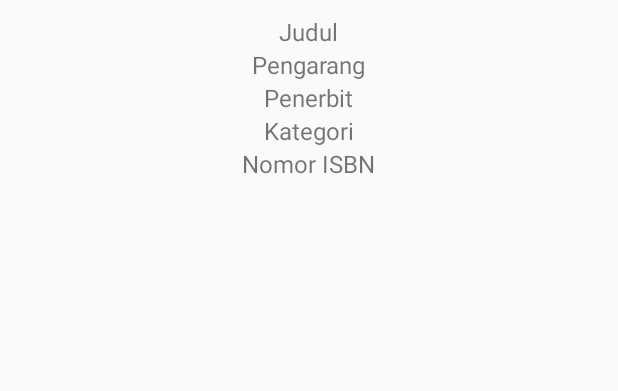
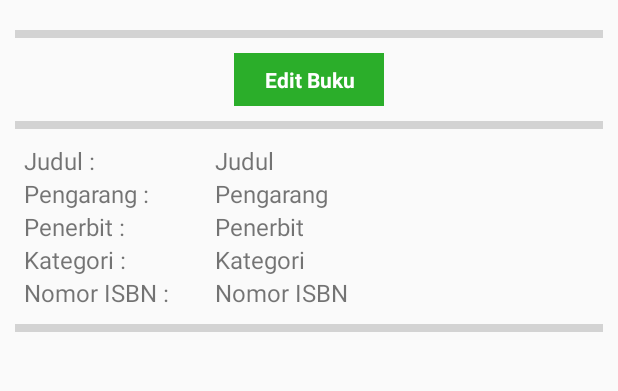
Before and after one commit to rifalous/My-Personal-Library, an Android app: the layout activity_book_detail.xml on its own in the app's theme, with its tools: preview values and no code run, on a phone screen of 412 x 824 dp, the part 390-781 px from its top. Run offline under Robolectric (Android 15) with nearby library versions, the phone set to English and light mode, and no system bars.

Commit message:
Modifikasi Tampilan Detail Book, Penambahan Button Edit Buku

```diff
--- a/app/src/main/res/layout/activity_book_detail.xml
+++ b/app/src/main/res/layout/activity_book_detail.xml
@@ -17,45 +17,135 @@
         android:layout_gravity="center_horizontal"
         android:src="@mipmap/ic_launcher" />
 
+    <View
+        android:layout_width="match_parent"
+        android:layout_height="5dp"
+        android:background="#d3d3d3"
+        android:layout_margin="10dp"/>
+
+    <LinearLayout
+        android:layout_width="100dp"
+        android:layout_height="35dp"
+        android:layout_gravity="center"
+        android:visibility="visible"
+        android:background="@color/color_cardview"
+        android:orientation="horizontal">
+        <TextView
+            android:id="@+id/edit_buku"
+            android:layout_width="match_parent"
+            android:layout_height="match_parent"
+            android:gravity="center"
+            android:text="@string/edit_buku"
+            android:textStyle="bold"
+            android:textColor="@color/white"/>
+    </LinearLayout>
+
+    <View
+        android:layout_width="match_parent"
+        android:layout_height="5dp"
+        android:background="#d3d3d3"
+        android:layout_margin="10dp"/>
+
+    <LinearLayout
+        android:layout_width="wrap_content"
+        android:layout_height="wrap_content"
+        android:orientation="horizontal">
+        <TextView
+            android:layout_width="135dp"
+            android:layout_height="wrap_content"
+            android:textSize="16sp"
+            android:paddingHorizontal="16dp"
+            android:text="Judul : "/>
         <TextView
             android:id="@+id/titleBook"
             android:layout_width="wrap_content"
             android:layout_height="wrap_content"
             android:textSize="16sp"
+            android:paddingHorizontal="8dp"
+            tools:text="Judul"/>
+    </LinearLayout>
+
+    <LinearLayout
+        android:layout_width="wrap_content"
+        android:layout_height="wrap_content"
+        android:orientation="horizontal">
+        <TextView
+            android:layout_width="135dp"
+            android:layout_height="wrap_content"
+            android:textSize="16sp"
             android:paddingHorizontal="16dp"
-        tools:text="Judul"
-        android:layout_gravity="center_horizontal"/>
+            android:text="Pengarang : "/>
         <TextView
             android:id="@+id/authorBook"
             android:layout_width="wrap_content"
             android:layout_height="wrap_content"
             android:textSize="16sp"
+            android:paddingHorizontal="8dp"
+            tools:text="Pengarang"/>
+    </LinearLayout>
+
+    <LinearLayout
+        android:layout_width="wrap_content"
+        android:layout_height="wrap_content"
+        android:orientation="horizontal">
+        <TextView
+            android:layout_width="135dp"
+            android:layout_height="wrap_content"
+            android:textSize="16sp"
             android:paddingHorizontal="16dp"
-        tools:text="Pengarang"
-        android:layout_gravity="center_horizontal"/>
+            android:text="Penerbit : "/>
         <TextView
             android:id="@+id/pubBook"
             android:layout_width="wrap_content"
             android:layout_height="wrap_content"
             android:textSize="16sp"
+            android:paddingHorizontal="8dp"
+            tools:text="Penerbit"/>
+    </LinearLayout>
+
+    <LinearLayout
+        android:layout_width="wrap_content"
+        android:layout_height="wrap_content"
+        android:orientation="horizontal">
+        <TextView
+            android:layout_width="135dp"
+            android:layout_height="wrap_content"
+            android:textSize="16sp"
             android:paddingHorizontal="16dp"
-        tools:text="Penerbit"
-        android:layout_gravity="center_horizontal"/>
+            android:text="Kategori : "/>
         <TextView
             android:id="@+id/catBook"
             android:layout_width="wrap_content"
             android:layout_height="wrap_content"
             android:textSize="16sp"
+            android:paddingHorizontal="8dp"
+            tools:text="Kategori"/>
+    </LinearLayout>
+
+    <LinearLayout
+        android:layout_width="wrap_content"
+        android:layout_height="wrap_content"
+        android:orientation="horizontal">
+        <TextView
+            android:layout_width="135dp"
+            android:layout_height="wrap_content"
+            android:textSize="16sp"
             android:paddingHorizontal="16dp"
-        tools:text="Kategori"
-        android:layout_gravity="center_horizontal"/>
+            android:text="Nomor ISBN : "/>
+
         <TextView
             android:id="@+id/isbn"
             android:layout_width="wrap_content"
             android:layout_height="wrap_content"
+            android:paddingHorizontal="8dp"
             android:textSize="16sp"
-        android:paddingHorizontal="16dp"
-        tools:text="Nomor ISBN"
-        android:layout_gravity="center_horizontal"/>
+            tools:text="Nomor ISBN" />
+    </LinearLayout>
+
+    <View
+        android:layout_width="match_parent"
+        android:layout_height="5dp"
+        android:background="#d3d3d3"
+        android:layout_margin="10dp"/>
 
 </LinearLayout>
--- a/app/src/main/res/values/strings.xml
+++ b/app/src/main/res/values/strings.xml
@@ -16,4 +16,5 @@
     <string name="judul_z_a">Judul Z-A</string>
     <string name="hapus">Hapus</string>
     <string name="cover_buku">COVER BUKU</string>
+    <string name="edit_buku">Edit Buku</string>
 </resources>
```
Lines whose indentation alone changed are shown as unchanged.
